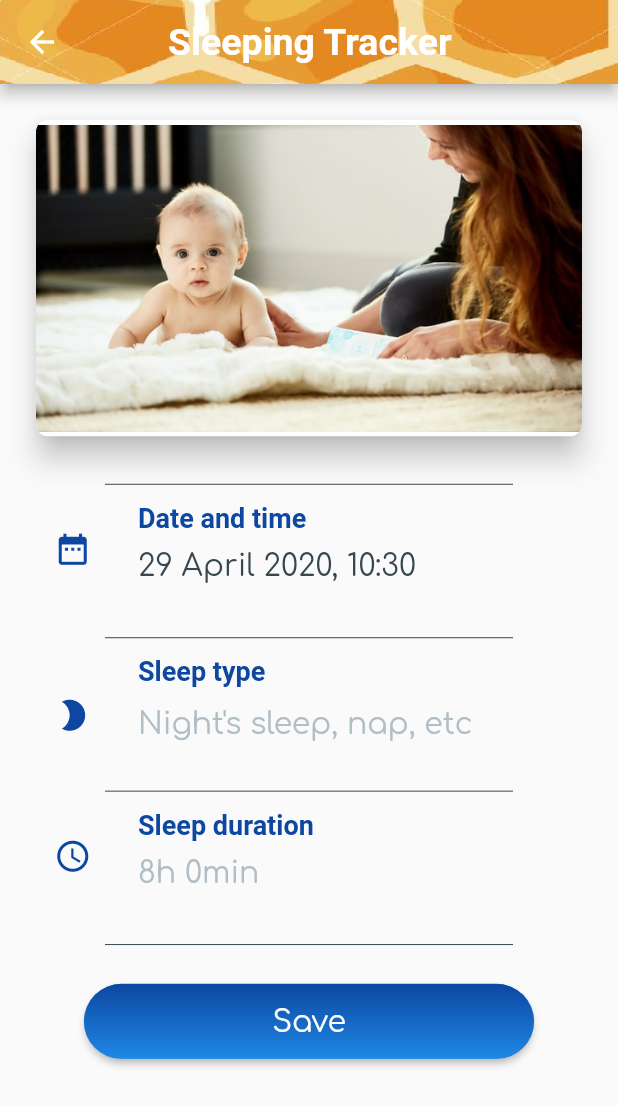
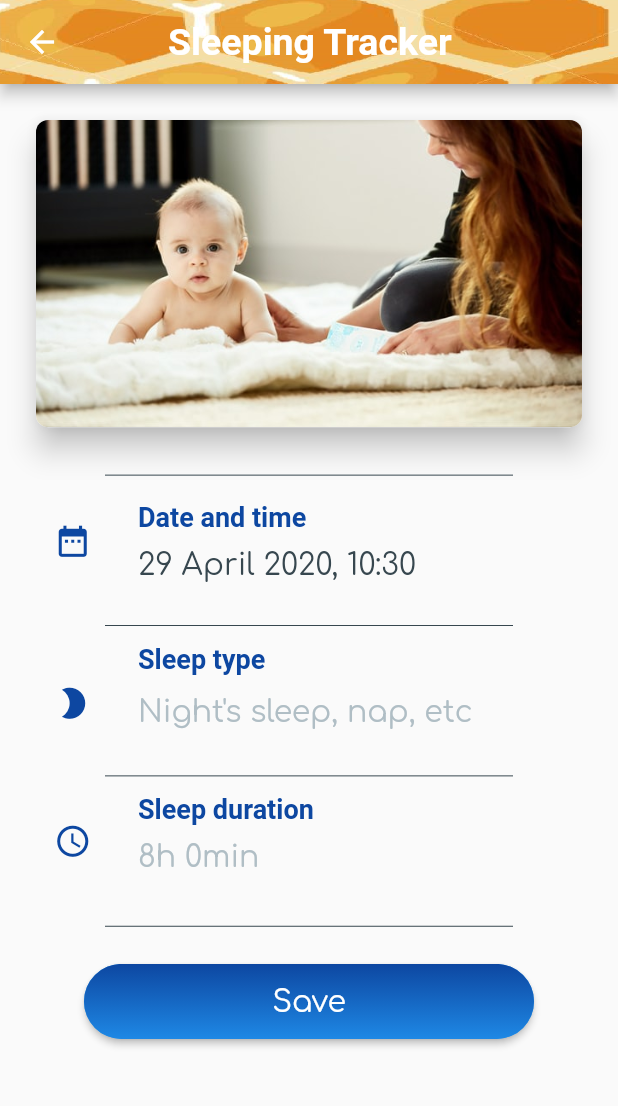
Before and after one commit to Diana813/sleep_tracker, a Flutter app: the EditPageScaffold screen opened directly, on a phone screen of 412 x 824 dp. Shown: the top 1106 px of the screen. Run offline on Flutter 3.47's test engine with Material 2 defaults, Android fonts, the phone set to English and light mode, and no system bars; our stand-ins replace numberpicker.

Commit message:
iOS icon fixed

```diff
--- a/lib/main.dart
+++ b/lib/main.dart
@@ -218,7 +218,7 @@ class EditPageScaffold_State extends State<EditPageScaffold> {
             ),
             flexibleSpace: Image.asset(
               'images/appbar_background.png',
-              fit: BoxFit.cover,
+              fit: BoxFit.fill,
             ),
             backgroundColor: Colors.transparent),
         body: EditPageBody());
@@ -310,13 +310,13 @@ class _EditPageBodyState extends State<EditPageBody> {
 
   @override
   Widget build(BuildContext context) {
-    containerHeight = 20.0;
+    containerHeight = 50.0;
     return LayoutBuilder(
         builder: (BuildContext context, BoxConstraints viewportConstraints) {
       return SingleChildScrollView(
         child: ConstrainedBox(
           constraints: BoxConstraints(
-            minHeight: viewportConstraints.maxHeight - 100,
+            minHeight: viewportConstraints.maxHeight * 0.8,
           ),
           child: IntrinsicHeight(
             child: Column(
@@ -369,7 +369,7 @@ class _EditPageBodyState extends State<EditPageBody> {
                                 fontWeight: FontWeight.bold,
                                 color: Colors.blue[900])),
                         subtitle: Padding(
-                          padding: const EdgeInsets.symmetric(vertical: 10.0),
+                          padding: const EdgeInsets.fromLTRB(0, 10.0, 0,0),
                           child: Text(
                             dateString,
                             style: TextStyle(
```
Also changed, not shown: 31 other files.
